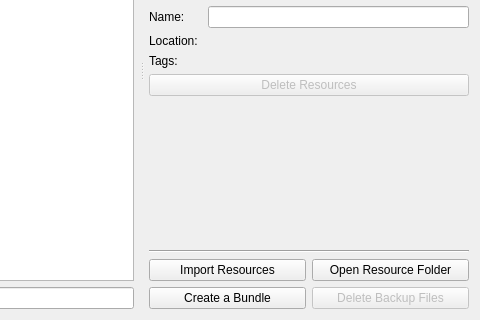
KDE/krita, file plugins/extensions/resourcemanager/WdgDlgResourceManager.ui: the form before one commit; both pictures show x 220 to 700 and y 180 to 500 of the 700 by 500 pixel window.
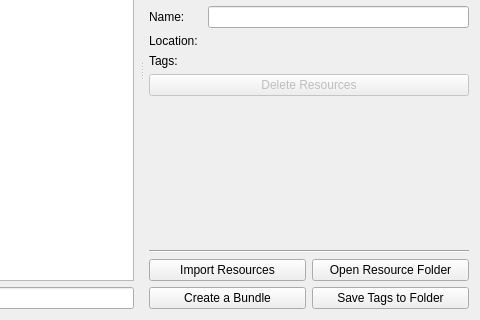
The form after the commit. Custom widgets are drawn as their Qt base class.

Commit message:
Change Delete backup files to Extract tags to R.F.
The new button is needed and the previous one
probably won't be implemented any time soon
(at least not before Krita 5.1., and it will
probably be located somewhere else, maybe in the cache
database viewer).

```diff
--- a/plugins/extensions/resourcemanager/WdgDlgResourceManager.ui
+++ b/plugins/extensions/resourcemanager/WdgDlgResourceManager.ui
@@ -248,10 +248,13 @@
          <item row="1" column="1">
           <widget class="QPushButton" name="btnDeleteBackupFiles">
            <property name="enabled">
-            <bool>false</bool>
+            <bool>true</bool>
+           </property>
+           <property name="toolTip">
+            <string>Make a backup of all your tags in the resource folder so they won't get lost on upgrading Krita</string>
            </property>
            <property name="text">
-            <string>Delete Backup Files</string>
+            <string>Save Tags to Folder</string>
            </property>
           </widget>
          </item>
```
Left out of the diff: 4 changed lines with no effect on the pictures. The commit also changes 1 other file.
